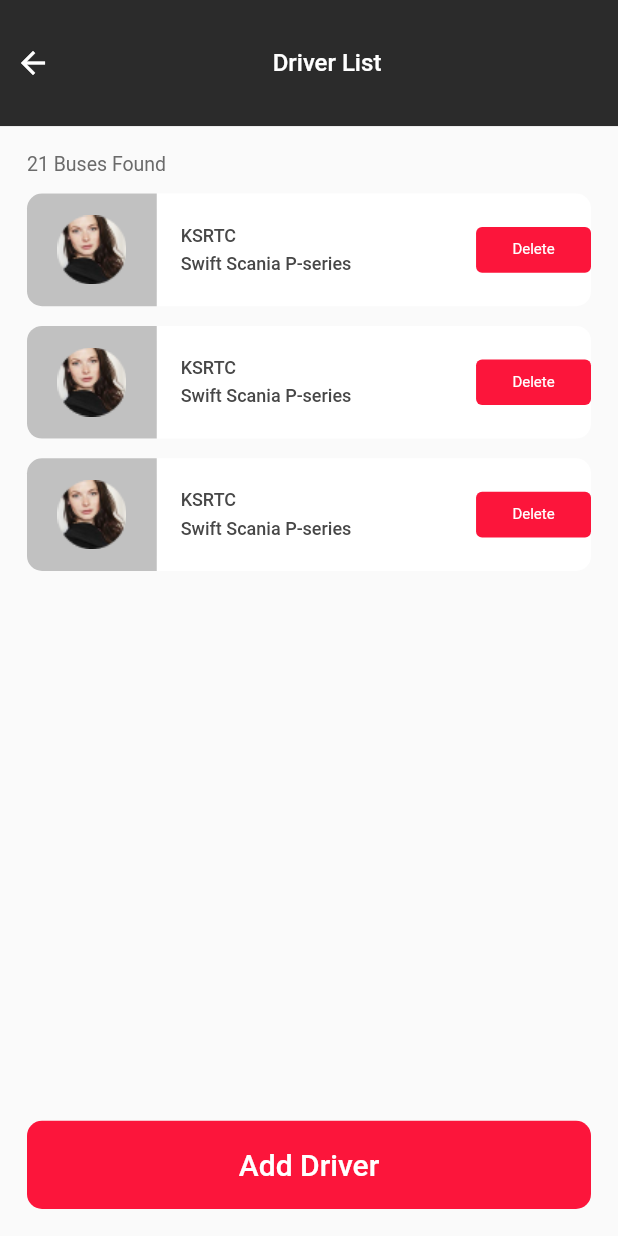
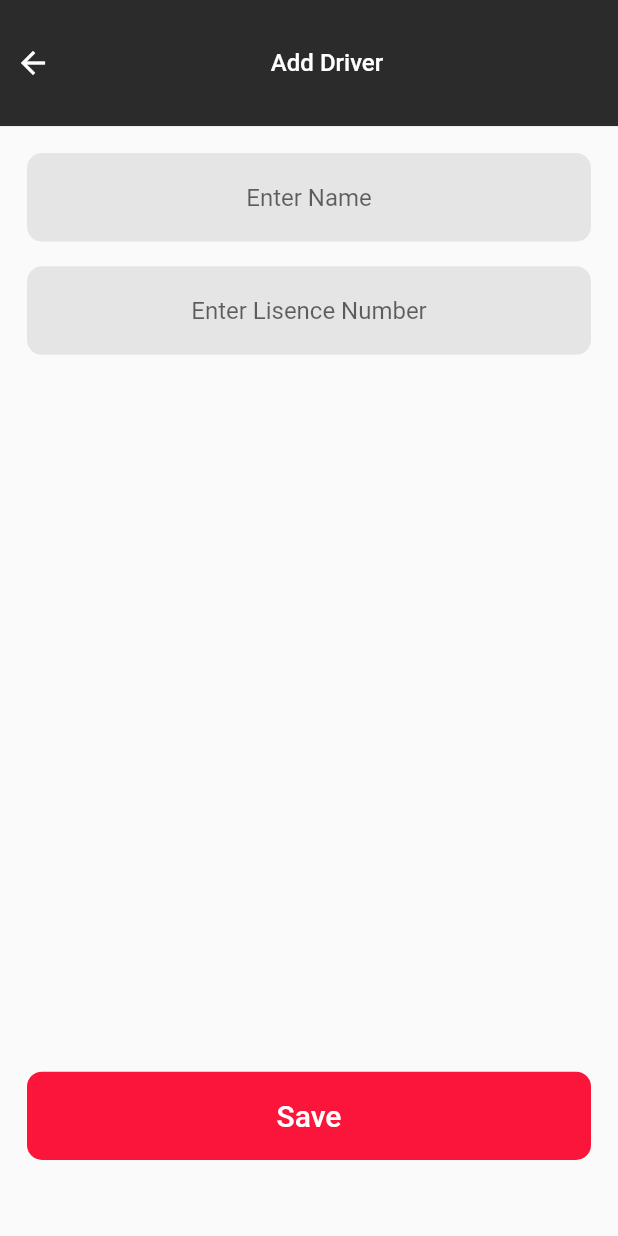
Before and after one commit to Musthafa-Ap/bus-project, a Flutter app: the DriverListingPage screen opened directly, after a tap on "Add Driver", on a phone screen of 412 x 824 dp. Run offline on Flutter 3.47's test engine with Material 2 defaults, Android fonts, the phone set to English and light mode, and no system bars.

Commit message:
driver add page UI design is finished

```diff
--- /dev/null
+++ b/lib/view/master_screen/driver_section/add_driver_page.dart
@@ -0,0 +1,39 @@
+import 'package:bus_project/view/home_page/common_widgets/common_app_bar.dart';
+import 'package:bus_project/view/home_page/common_widgets/common_button.dart';
+import 'package:bus_project/view/home_page/common_widgets/common_textfield.dart';
+import 'package:flutter/material.dart';
+import 'package:flutter/src/widgets/framework.dart';
+import 'package:flutter/src/widgets/placeholder.dart';
+
+class AddDriverPage extends StatelessWidget {
+  const AddDriverPage({super.key});
+
+  @override
+  Widget build(BuildContext context) {
+    final size = MediaQuery.of(context).size;
+    return Scaffold(
+      body: SafeArea(
+          child: Column(
+        children: [
+          const CommonAppBar(title: "Add Driver"),
+          Padding(
+            padding: const EdgeInsets.all(18),
+            child: Column(
+              children: [
+                const CommonTextField(hintText: "Enter Name"),
+                SizedBox(
+                  height: size.height * .02,
+                ),
+                const CommonTextField(hintText: "Enter Lisence Number"),
+                SizedBox(
+                  height: size.height * .58,
+                ),
+                CommonButton(title: "Save", onTap: () {}),
+              ],
+            ),
+          )
+        ],
+      )),
+    );
+  }
+}
--- a/lib/view/master_screen/driver_section/driver_listing_page.dart
+++ b/lib/view/master_screen/driver_section/driver_listing_page.dart
@@ -1,5 +1,6 @@
 import 'package:bus_project/view/home_page/common_widgets/common_app_bar.dart';
 import 'package:bus_project/view/home_page/common_widgets/common_button.dart';
+import 'package:bus_project/view/master_screen/driver_section/add_driver_page.dart';
 import 'package:flutter/material.dart';
 
 import '../widgets/bus_card.dart';
@@ -42,7 +43,12 @@ class DriverListingPage extends StatelessWidget {
             )),
             Padding(
               padding: const EdgeInsets.all(18),
-              child: CommonButton(title: "Add Driver", onTap: () {}),
+              child: CommonButton(
+                  title: "Add Driver",
+                  onTap: () {
+                    Navigator.of(context).push(MaterialPageRoute(
+                        builder: (context) => const AddDriverPage()));
+                  }),
             )
           ],
         ),
```
